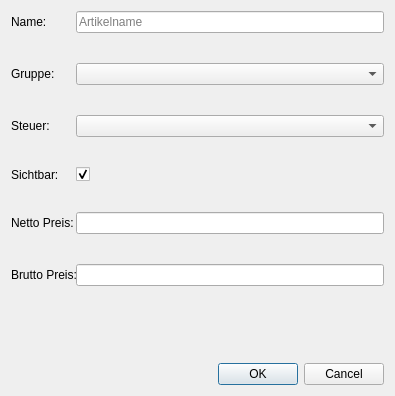
Before: the Qt Designer form src/manager/productedit.ui in todvora/qrk-registrier-kasse, drawn with Qt 5.
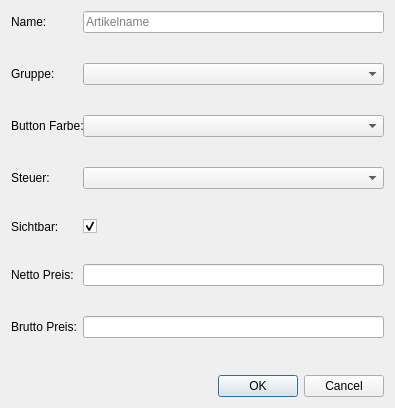
After: the same form once the commit is applied.

Commit message: * fix Komma und Punkt Eingabe bei Produktpreisen  + Färbige Gruppen QuickButtons  + Färbige Produkt QuickButtons

What changed in the file:
```diff
--- a/src/manager/productedit.ui
+++ b/src/manager/productedit.ui
@@ -8,7 +8,7 @@
     <x>0</x>
     <y>0</y>
     <width>395</width>
-    <height>396</height>
+    <height>408</height>
    </rect>
   </property>
   <property name="windowTitle">
@@ -47,14 +47,31 @@
      <item row="1" column="1">
       <widget class="QComboBox" name="groupComboBox"/>
      </item>
+     <item row="2" column="0">
+      <widget class="QLabel" name="label_3">
+       <property name="text">
+        <string>Button Farbe:</string>
+       </property>
+      </widget>
+     </item>
      <item row="3" column="0">
+      <widget class="QLabel" name="label">
+       <property name="text">
+        <string>Steuer:</string>
+       </property>
+      </widget>
+     </item>
+     <item row="3" column="1">
+      <widget class="QComboBox" name="taxComboBox"/>
+     </item>
+     <item row="4" column="0">
       <widget class="QLabel" name="visibleLabel">
        <property name="text">
         <string>Sichtbar:</string>
        </property>
       </widget>
      </item>
-     <item row="3" column="1">
+     <item row="4" column="1">
       <widget class="QCheckBox" name="visibleCheckBox">
        <property name="checked">
         <bool>true</bool>
@@ -62,39 +79,32 @@
       </widget>
      </item>
      <item row="5" column="0">
-      <widget class="QLabel" name="PriceLabel">
-       <property name="text">
-        <string>Brutto Preis:</string>
-       </property>
-      </widget>
-     </item>
-     <item row="5" column="1">
-      <widget class="QLineEdit" name="gross"/>
-     </item>
-     <item row="2" column="0">
-      <widget class="QLabel" name="label">
-       <property name="text">
-        <string>Steuer:</string>
-       </property>
-      </widget>
-     </item>
-     <item row="2" column="1">
-      <widget class="QComboBox" name="taxComboBox"/>
-     </item>
-     <item row="4" column="0">
       <widget class="QLabel" name="label_2">
        <property name="text">
         <string>Netto Preis: </string>
        </property>
       </widget>
      </item>
-     <item row="4" column="1">
+     <item row="5" column="1">
       <widget class="QLineEdit" name="net">
        <property name="placeholderText">
         <string/>
        </property>
       </widget>
      </item>
+     <item row="6" column="0">
+      <widget class="QLabel" name="PriceLabel">
+       <property name="text">
+        <string>Brutto Preis:</string>
+       </property>
+      </widget>
+     </item>
+     <item row="6" column="1">
+      <widget class="QLineEdit" name="gross"/>
+     </item>
+     <item row="2" column="1">
+      <widget class="QComboBox" name="colorComboBox"/>
+     </item>
     </layout>
    </item>
    <item row="1" column="0">
```
Left out of the diff: 1 changed line with no effect on the pictures. The commit also changes 16 other files.
